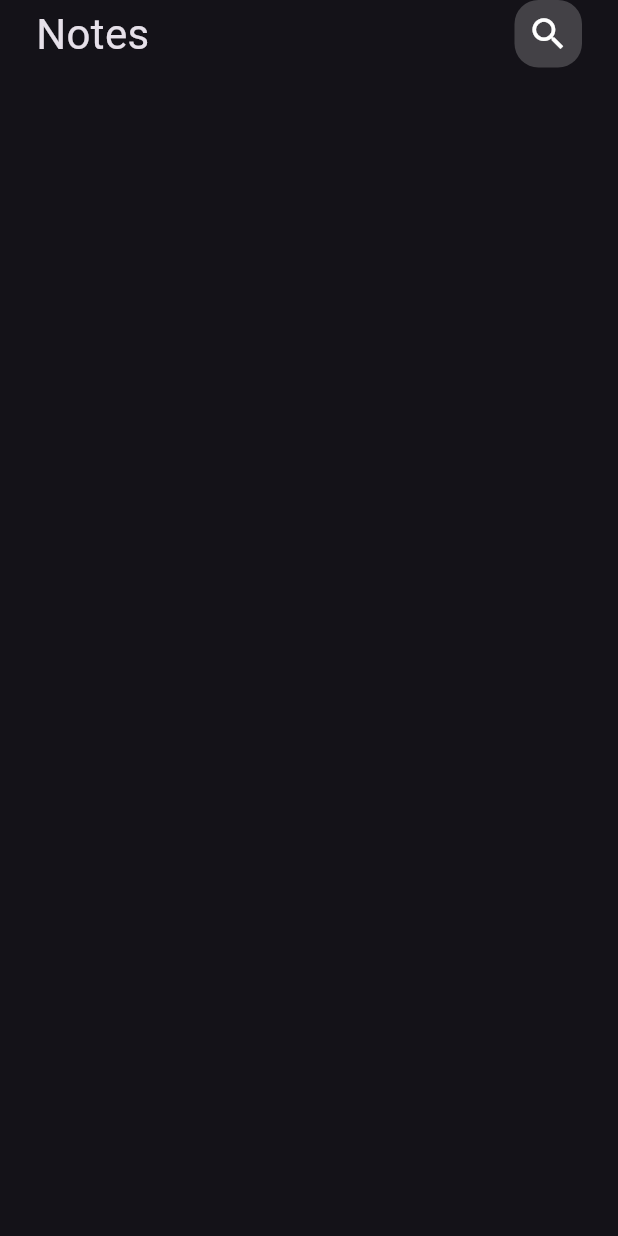
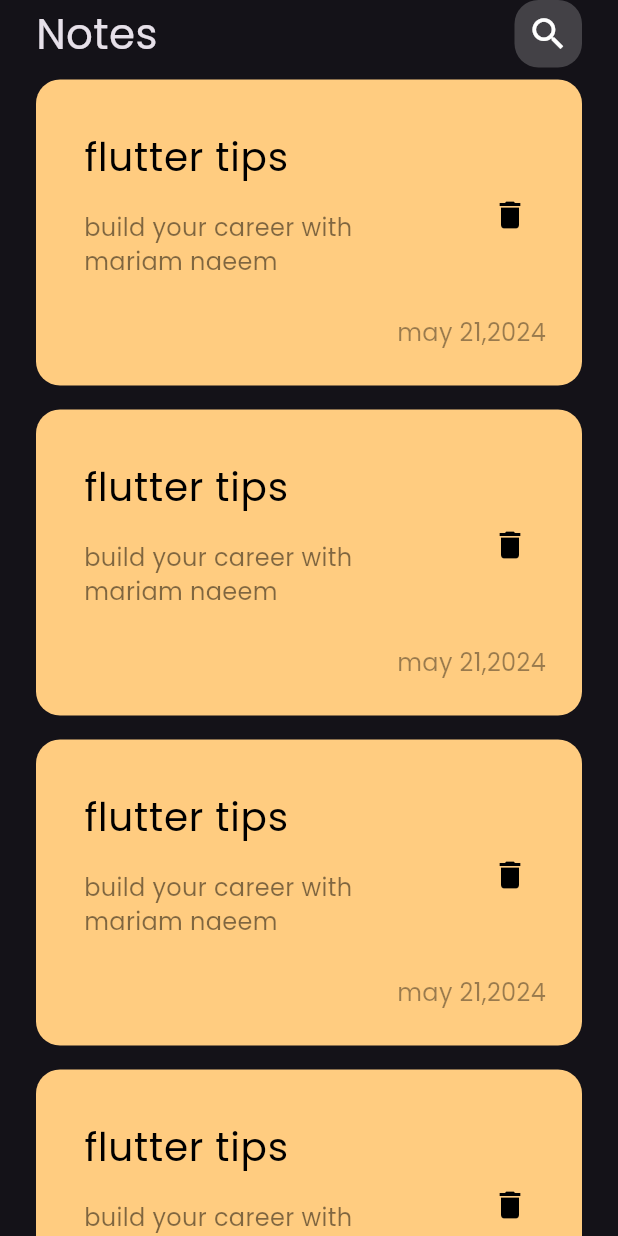
Before and after one commit to Mariam-Naeem/NotesApp, a Flutter app: the screen it shows after launch, on a phone screen of 412 x 824 dp. Run offline on Flutter 3.47's test engine with Material 3 defaults, Android fonts, the phone set to English and light mode, and no system bars.

Commit message:
create notes list view

```diff
--- /dev/null
+++ b/lib/Widgets/custom_note_item.dart
@@ -0,0 +1,52 @@
+
+import 'package:flutter/material.dart';
+
+class NoteItem extends StatelessWidget {
+  const NoteItem({super.key});
+
+  @override
+  Widget build(BuildContext context) {
+    return Container(
+      padding: const EdgeInsets.only(top: 24, bottom: 24, left: 16),
+      decoration: BoxDecoration(
+        color: Color(0xffFFCC80),
+        borderRadius: BorderRadius.circular(16),
+      ),
+      child: Column(
+        crossAxisAlignment: CrossAxisAlignment.end,
+        children: [
+          ListTile(
+            title: Text(
+              "flutter tips",
+              style: TextStyle(color: Colors.black, fontSize: 26),
+            ),
+            subtitle: Padding(
+              padding: const EdgeInsets.only(top: 16, bottom: 16),
+              child: Text(
+                "build your career with mariam naeem",
+                style: TextStyle(
+                  color: Colors.black.withOpacity(0.5),
+                  fontSize: 16,
+                ),
+              ),
+            ),
+            trailing: IconButton(
+              onPressed: () {},
+              icon: Icon(Icons.delete, color: Colors.black, size: 24),
+            ),
+          ),
+          Padding(
+            padding: const EdgeInsets.only(right: 24),
+            child: Text(
+              "may 21,2024",
+              style: TextStyle(
+                fontSize: 16,
+                color: Colors.black.withOpacity(0.4),
+              ),
+            ),
+          ),
+        ],
+      ),
+    );
+  }
+}
--- /dev/null
+++ b/lib/Widgets/notes_listView.dart
@@ -0,0 +1,20 @@
+
+import 'package:flutter/material.dart';
+import 'package:notes/Widgets/custom_note_item.dart';
+
+class NodesListView extends StatelessWidget {
+  const NodesListView({super.key});
+
+  @override
+  Widget build(BuildContext context) {
+    return ListView.builder(
+      itemCount: 4,
+      itemBuilder: (context, index) {
+        return  Padding(
+          padding: const EdgeInsets.symmetric(vertical: 8),
+          child: const NoteItem(),
+        );
+      },
+    );
+  }
+}
--- a/lib/Widgets/notes_view_body.dart
+++ b/lib/Widgets/notes_view_body.dart
@@ -1,5 +1,7 @@
 import 'package:flutter/material.dart';
 import 'package:notes/Widgets/custom_app_bar.dart';
+import 'package:notes/Widgets/custom_note_item.dart';
+import 'package:notes/Widgets/notes_listView.dart';
 
 class NotesViewBody extends StatelessWidget {
   const NotesViewBody({super.key});
@@ -8,7 +10,7 @@ class NotesViewBody extends StatelessWidget {
   Widget build(BuildContext context) {
     return Padding(
       padding: const EdgeInsets.symmetric(horizontal: 24),
-      child: Column(children: const [ CustomAppBar()]),
+      child: Column(children: [CustomAppBar(),Expanded(child: NodesListView())]),
     );
   }
 }
--- a/lib/main.dart
+++ b/lib/main.dart
@@ -13,7 +13,8 @@ class NotesApp extends StatelessWidget {
       debugShowCheckedModeBanner: false,
       // theme: ThemeData.dark()
       theme: ThemeData(
-        brightness: Brightness.dark
+        brightness: Brightness.dark,
+        fontFamily: 'Poppins'
 
       ),
       home:const NotesView(),
```
Also changed, not shown: pubspec.yaml (+6 -11 lines), assets/fonts/Poppins-Regular.ttf (added).
